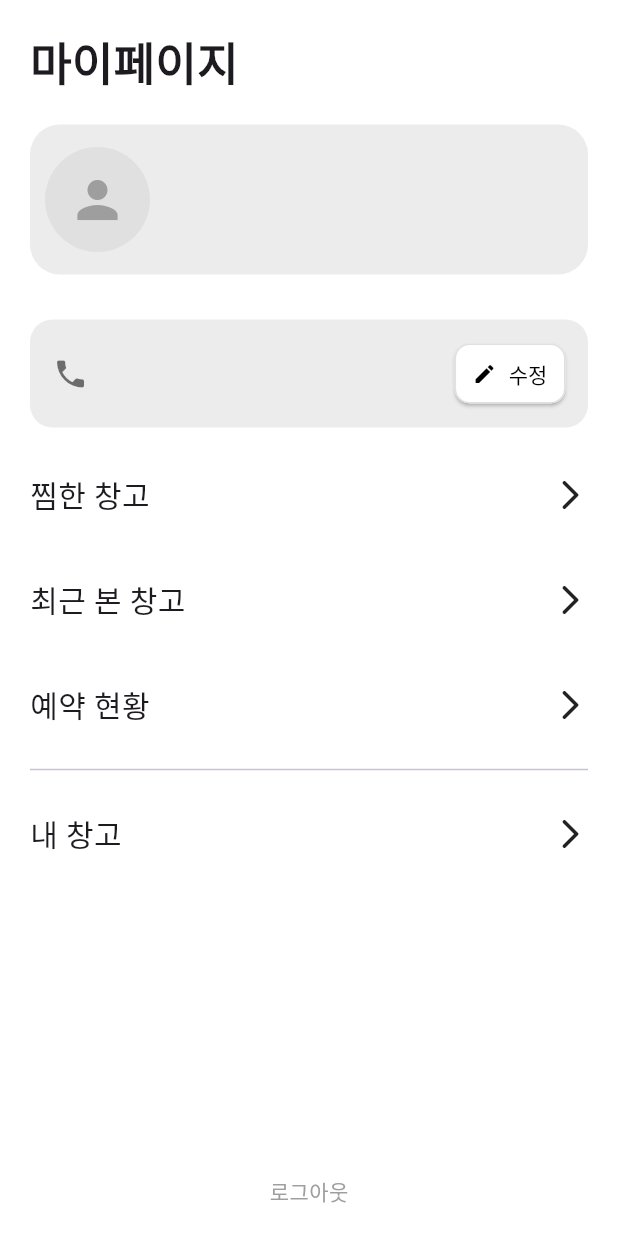
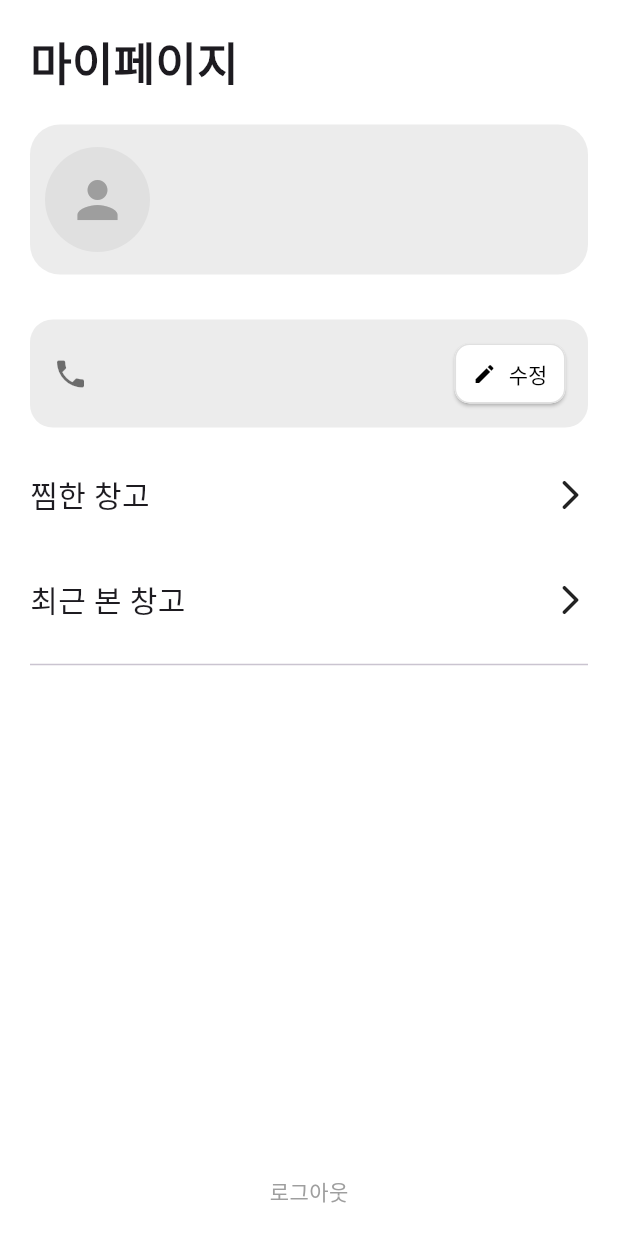
Before and after one commit to yeoby97/space_cloud, a Flutter app: the InfoScreen screen opened directly, on a phone screen of 412 x 824 dp. Run offline on Flutter 3.47's test engine with Material 3 defaults, Android fonts, the phone set to English and light mode, and no system bars; our stand-ins replace cloud_firestore, firebase_auth, firebase_core, firebase_storage, flutter_speed_dial, geolocator and 4 more; missing offline and left inert: flutter_google_places_hoc081098; accounts and stored records are empty.

Commit message:
마이페이지 수정

```diff
--- a/lib/main/info/info_screen.dart
+++ b/lib/main/info/info_screen.dart
@@ -7,10 +7,13 @@ import 'package:firebase_auth/firebase_auth.dart';
 import 'package:image_picker/image_picker.dart';
 import 'package:space_cloud/main/info/using_spaces_screen.dart';
 import 'package:space_cloud/main/list/list_screen.dart';
+import 'package:space_cloud/main/warehouse/my_warehouse_screen.dart';
 import 'package:space_cloud/sign/signout/signout_screen.dart';
 
 import '../../data/user.dart';
 import '../../sign/signin/signin_screen.dart';
+import '../home/home_screen.dart';
+import '../main_screen.dart';
 
 class InfoScreen extends StatefulWidget {
   const InfoScreen({super.key});
@@ -197,12 +200,10 @@ class _InfoScreenState extends State<InfoScreen> {
         children: [
           _buildFavorite(),
           _buildRecentlyView(),
-          _buildReservationStatus(),
           const Divider(
             indent: 20,
             endIndent: 20,
           ),
-          _buildMyWarehouse(),
           const Spacer(),
           _buildSignOut(),
         ],
@@ -213,23 +214,26 @@ class _InfoScreenState extends State<InfoScreen> {
   Widget _buildFavorite() {
     return Padding(
       padding: const EdgeInsets.all(20),
+      child: GestureDetector(
+        onTap: () {
+          print("찜한 창고 클릭됨");
+        },
         child: Container(
+          width: double.infinity,
+          decoration: BoxDecoration(
+            borderRadius: BorderRadius.circular(12),
+            color: Colors.transparent,
+          ),
           child: Row(
             mainAxisAlignment: MainAxisAlignment.spaceBetween,
-          children: [
+            children: const [
               Text(
                 '찜한 창고',
-              style: TextStyle(
-                fontSize: 20,
+                style: TextStyle(fontSize: 20),
               ),
+              Icon(Icons.arrow_forward_ios_rounded),
+            ],
           ),
-            GestureDetector(
-              onTap: () {},
-              child: Icon(
-                Icons.arrow_forward_ios_rounded,
-              ),
-            ),
-          ],
         ),
       ),
     );
@@ -238,79 +242,26 @@ class _InfoScreenState extends State<InfoScreen> {
   Widget _buildRecentlyView() {
     return Padding(
       padding: const EdgeInsets.all(20),
+      child: GestureDetector(
+        onTap: () {
+          print("최근 본 창고 클릭됨");
+        },
         child: Container(
+          width: double.infinity,
+          decoration: BoxDecoration(
+            borderRadius: BorderRadius.circular(12),
+            color: Colors.transparent,
+          ),
           child: Row(
             mainAxisAlignment: MainAxisAlignment.spaceBetween,
-          children: [
+            children: const [
               Text(
                 '최근 본 창고',
-              style: TextStyle(
-                fontSize: 20,
+                style: TextStyle(fontSize: 20),
               ),
-            ),
-            GestureDetector(
-              onTap: () {},
-              child: Icon(
-                Icons.arrow_forward_ios_rounded,
-              ),
-            ),
+              Icon(Icons.arrow_forward_ios_rounded),
             ],
           ),
-      ),
-    );
-  }
-
-  Widget _buildReservationStatus() {
-    return Padding(
-      padding: const EdgeInsets.all(20),
-      child: Container(
-        child: Row(
-          mainAxisAlignment: MainAxisAlignment.spaceBetween,
-          children: [
-            Text(
-              '예약 현황',
-              style: TextStyle(
-                fontSize: 20,
-              ),
-            ),
-            GestureDetector(
-              onTap: () {
-                Navigator.of(context).pushReplacement(
-                  MaterialPageRoute(
-                    builder: (_) => ListScreen()
-                  ),
-                );
-              },
-              child: Icon(
-                Icons.arrow_forward_ios_rounded,
-              ),
-            ),
-          ],
-        ),
-      ),
-    );
-  }
-
-  Widget _buildMyWarehouse() {
-    return Padding(
-      padding: const EdgeInsets.all(20),
-      child: Container(
-        child: Row(
-          mainAxisAlignment: MainAxisAlignment.spaceBetween,
-          children: [
-            Text(
-              '내 창고',
-              style: TextStyle(
-                fontSize: 20,
-              ),
-            ),
-            GestureDetector(
-              onTap: () {},
-              child: Icon(
-                Icons.arrow_forward_ios_rounded,
-              ),
-            ),
-          ],
         ),
       ),
     );
@@ -435,4 +386,18 @@ class _InfoScreenState extends State<InfoScreen> {
     }
     return phone;
   }
+
+  void pushAfterClearingToHome(BuildContext context, Widget screen) {
+    Navigator.of(context).pushReplacement(
+      MaterialPageRoute(
+        builder: (_) => MainScreen(),
+      ),
+    );
+
+    Future.delayed(Duration.zero, () {
+      Navigator.of(context).push(
+        MaterialPageRoute(builder: (_) => screen),
+      );
+    });
   }
+}
```
Lines whose indentation alone changed are shown as unchanged.
